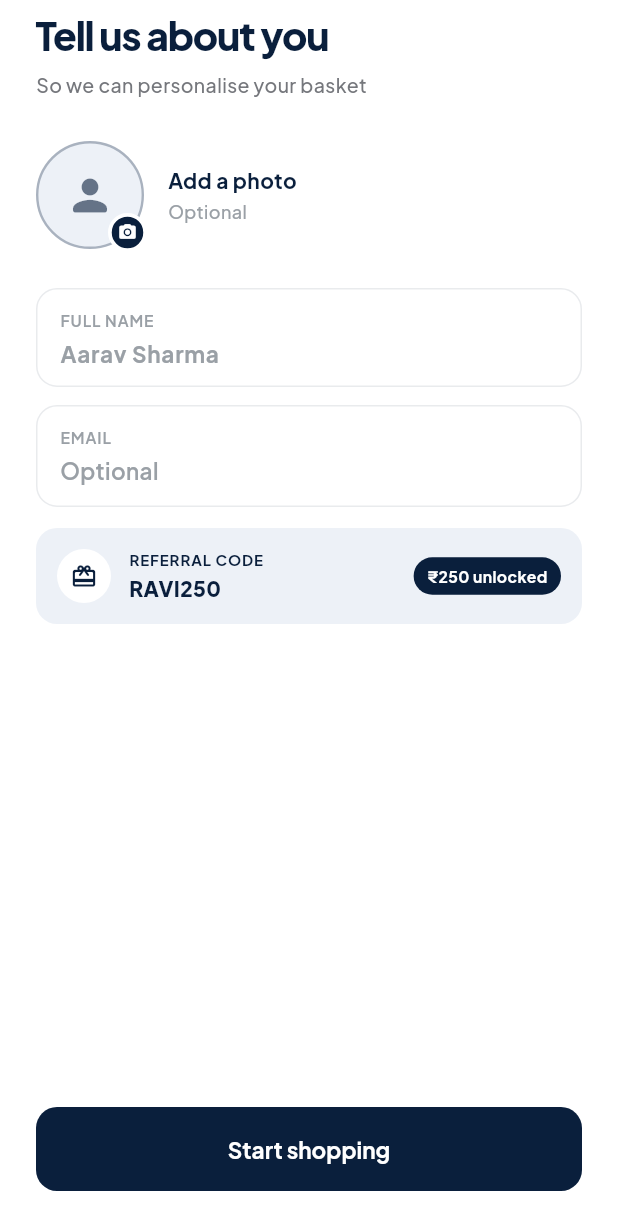
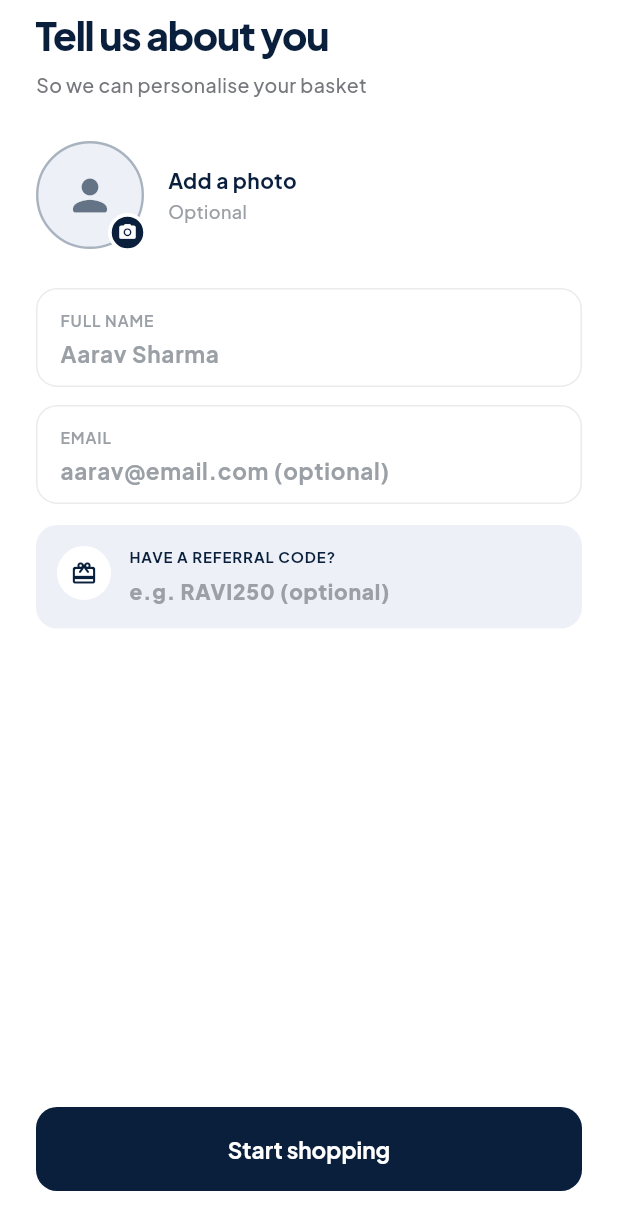
Before and after one commit to HimanshuSwami-Developer/delivery_fe, a Flutter app: the SetupView screen opened directly, on a phone screen of 412 x 824 dp. Shown: the top 1230 px of the screen. Run offline on Flutter 3.47's test engine with Material 3 defaults, Android fonts, the phone set to English and light mode, and no system bars; our stand-ins replace dio, equatable, firebase_core, firebase_messaging, flutter_bloc, flutter_local_notifications and 11 more; accounts and stored records are empty; network calls fail.

Commit message:
feat: add email and referral code fields to user profile and update related functionality

```diff
--- a/lib/core/basket_api/models/profile_models.dart
+++ b/lib/core/basket_api/models/profile_models.dart
@@ -55,6 +55,8 @@ class ApiProfile {
   const ApiProfile({
     required this.id,
     required this.name,
+    required this.email,
+    required this.referralCode,
     required this.mobileNumber,
     required this.role,
     required this.addresses,
@@ -62,6 +64,8 @@ class ApiProfile {
 
   final int id;
   final String name;
+  final String email;
+  final String referralCode;
   final String mobileNumber;
   final String role;
   final List<ApiAddress> addresses;
@@ -71,6 +75,8 @@ class ApiProfile {
   factory ApiProfile.fromJson(Map<String, dynamic> json) => ApiProfile(
         id: json['id'] as int,
         name: json['name'] as String? ?? '',
+        email: json['email'] as String? ?? '',
+        referralCode: json['referral_code'] as String? ?? '',
         mobileNumber: json['mobile_number'] as String? ?? '',
         role: json['role'] as String? ?? 'customer',
         addresses: (json['addresses'] as List? ?? [])
--- a/lib/core/basket_api/repositories/basket_auth_repository.dart
+++ b/lib/core/basket_api/repositories/basket_auth_repository.dart
@@ -84,18 +84,25 @@ class BasketAuthRepository {
     }
   }
 
-  Future<ApiProfile> completeProfile(String name) async {
+  Future<ApiProfile> completeProfile(String name, {String? email, String? referralCode}) async {
     try {
-      final response = await _client.dio.post('/auth/profile/', data: {'name': name});
+      final response = await _client.dio.post('/auth/profile/', data: {
+        'name': name,
+        if (email != null && email.isNotEmpty) 'email': email,
+        if (referralCode != null && referralCode.isNotEmpty) 'referral_code_used': referralCode,
+      });
       return ApiProfile.fromJson(response.data as Map<String, dynamic>);
     } catch (e) {
       throw ApiException.from(e);
     }
   }
 
-  Future<ApiProfile> updateProfile(String name) async {
+  Future<ApiProfile> updateProfile(String name, {String? email}) async {
     try {
-      final response = await _client.dio.patch('/auth/profile/', data: {'name': name});
+      final response = await _client.dio.patch('/auth/profile/', data: {
+        'name': name,
+        'email': ?email,
+      });
       return ApiProfile.fromJson(response.data as Map<String, dynamic>);
     } catch (e) {
       throw ApiException.from(e);
--- a/lib/features/basket/cubit/basket_state.dart
+++ b/lib/features/basket/cubit/basket_state.dart
@@ -54,6 +54,9 @@ class BasketState extends Equatable {
     this.authLoading = false,
     this.authError,
     this.name = '',
+    this.email = '',
+    this.referralCodeInput = '',
+    this.myReferralCode,
     this.couponInput = '',
     this.appliedCoupon,
     this.couponMessage = 'Try FIRST50 on orders above ₹499.',
@@ -117,6 +120,18 @@ class BasketState extends Equatable {
   /// Full name entered on the setup screen, sent as the profile name once
   /// OTP verification completes.
   final String name;
+
+  /// Email entered on the setup screen (or later from the account screen).
+  /// Optional, mirrors `Profile.email` server-side.
+  final String email;
+
+  /// Someone else's referral code typed on the setup screen — only
+  /// meaningful on first-time signup (see `BasketCubit.finishSetup`).
+  final String referralCodeInput;
+
+  /// This account's own shareable referral code, server-generated and
+  /// returned on the profile — null until the profile has been fetched.
+  final String? myReferralCode;
 
   final String couponInput;
   final String? appliedCoupon;
@@ -210,6 +225,9 @@ class BasketState extends Equatable {
     String? authError,
     bool clearAuthError = false,
     String? name,
+    String? email,
+    String? referralCodeInput,
+    String? myReferralCode,
     String? couponInput,
     String? appliedCoupon,
     String? couponMessage,
@@ -263,6 +281,9 @@ class BasketState extends Equatable {
       authLoading: authLoading ?? this.authLoading,
       authError: clearAuthError ? null : (authError ?? this.authError),
       name: name ?? this.name,
+      email: email ?? this.email,
+      referralCodeInput: referralCodeInput ?? this.referralCodeInput,
+      myReferralCode: myReferralCode ?? this.myReferralCode,
       couponInput: couponInput ?? this.couponInput,
       appliedCoupon: appliedCoupon ?? this.appliedCoupon,
       couponMessage: couponMessage ?? this.couponMessage,
@@ -315,6 +336,9 @@ class BasketState extends Equatable {
         authLoading,
         authError,
         name,
+        email,
+        referralCodeInput,
+        myReferralCode,
         couponInput,
         appliedCoupon,
         couponMessage,
--- a/lib/features/basket/presentation/screens/setup_view.dart
+++ b/lib/features/basket/presentation/screens/setup_view.dart
@@ -17,10 +17,14 @@ class SetupView extends StatefulWidget {
 
 class _SetupViewState extends State<SetupView> {
   final _nameController = TextEditingController();
+  final _emailController = TextEditingController();
+  final _referralController = TextEditingController();
 
   @override
   void dispose() {
     _nameController.dispose();
+    _emailController.dispose();
+    _referralController.dispose();
     super.dispose();
   }
 
@@ -101,7 +105,13 @@ class _SetupViewState extends State<SetupView> {
                 hintText: 'Aarav Sharma',
               ),
               const SizedBox(height: 12),
-              const LabeledStaticField(label: 'Email', value: 'Optional', muted: true),
+              LabeledTextField(
+                label: 'Email',
+                controller: _emailController,
+                onChanged: cubit.setEmail,
+                keyboardType: TextInputType.emailAddress,
+                hintText: 'aarav@email.com (optional)',
+              ),
               const SizedBox(height: 14),
               Container(
                 padding: const EdgeInsets.all(14),
@@ -110,6 +120,7 @@ class _SetupViewState extends State<SetupView> {
                   borderRadius: BorderRadius.circular(14),
                 ),
                 child: Row(
+                  crossAxisAlignment: CrossAxisAlignment.start,
                   children: [
                     Container(
                       width: 36,
@@ -124,20 +135,27 @@ class _SetupViewState extends State<SetupView> {
                         crossAxisAlignment: CrossAxisAlignment.start,
                         children: [
                           Text(
-                            'REFERRAL CODE',
+                            'HAVE A REFERRAL CODE?',
                             style: GoogleFonts.plusJakartaSans(fontSize: 10, fontWeight: FontWeight.w700, color: BasketColors.primary, letterSpacing: 0.6),
                           ),
-                          const SizedBox(height: 2),
-                          Text('RAVI250', style: GoogleFonts.plusJakartaSans(fontSize: 14, fontWeight: FontWeight.w800, color: BasketColors.ink)),
+                          const SizedBox(height: 6),
+                          TextField(
+                            controller: _referralController,
+                            onChanged: cubit.setReferralCodeInput,
+                            textCapitalization: TextCapitalization.characters,
+                            style: GoogleFonts.plusJakartaSans(fontSize: 14, fontWeight: FontWeight.w800, color: BasketColors.ink),
+                            decoration: InputDecoration(
+                              isDense: true,
+                              filled: false,
+                              border: InputBorder.none,
+                              enabledBorder: InputBorder.none,
+                              focusedBorder: InputBorder.none,
+                              contentPadding: EdgeInsets.zero,
+                              hintText: 'e.g. RAVI250 (optional)',
+                              hintStyle: GoogleFonts.plusJakartaSans(fontSize: 14, fontWeight: FontWeight.w800, color: BasketColors.faint),
+                            ),
+                          ),
                         ],
-                      ),
-                    ),
-                    Container(
-                      padding: const EdgeInsets.symmetric(horizontal: 9, vertical: 5),
-                      decoration: BoxDecoration(color: BasketColors.primary, borderRadius: BorderRadius.circular(99)),
-                      child: Text(
-                        '₹250 unlocked',
-                        style: GoogleFonts.plusJakartaSans(fontSize: 10.5, fontWeight: FontWeight.w700, color: Colors.white),
                       ),
                     ),
                   ],
--- a/pubspec.yaml
+++ b/pubspec.yaml
@@ -31,6 +31,7 @@ dependencies:
   flutter_map: ^8.3.1
   latlong2: ^0.10.1
   url_launcher: ^6.3.2
+  share_plus: ^12.0.2
 dev_dependencies:
   flutter_test:
     sdk: flutter
```
Also changed, not shown: lib/features/basket/cubit/basket_cubit.dart (+17 -4 lines), lib/features/basket/presentation/screens/account_view.dart (+20 -6 lines), pubspec.lock, 3 other files.
